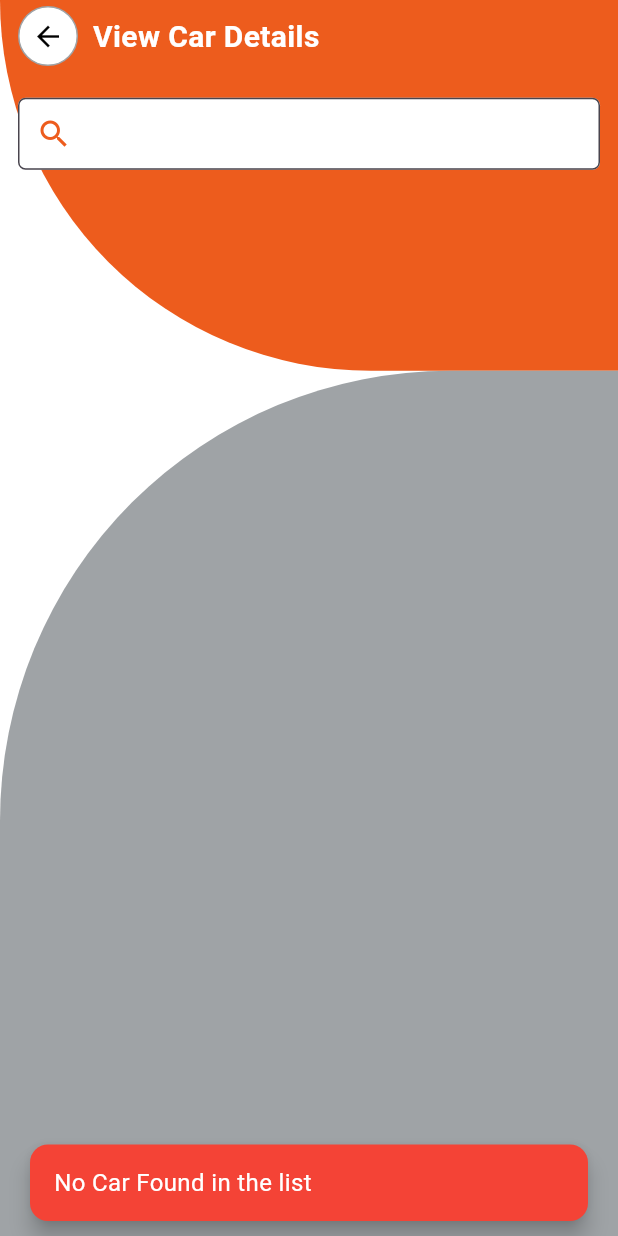
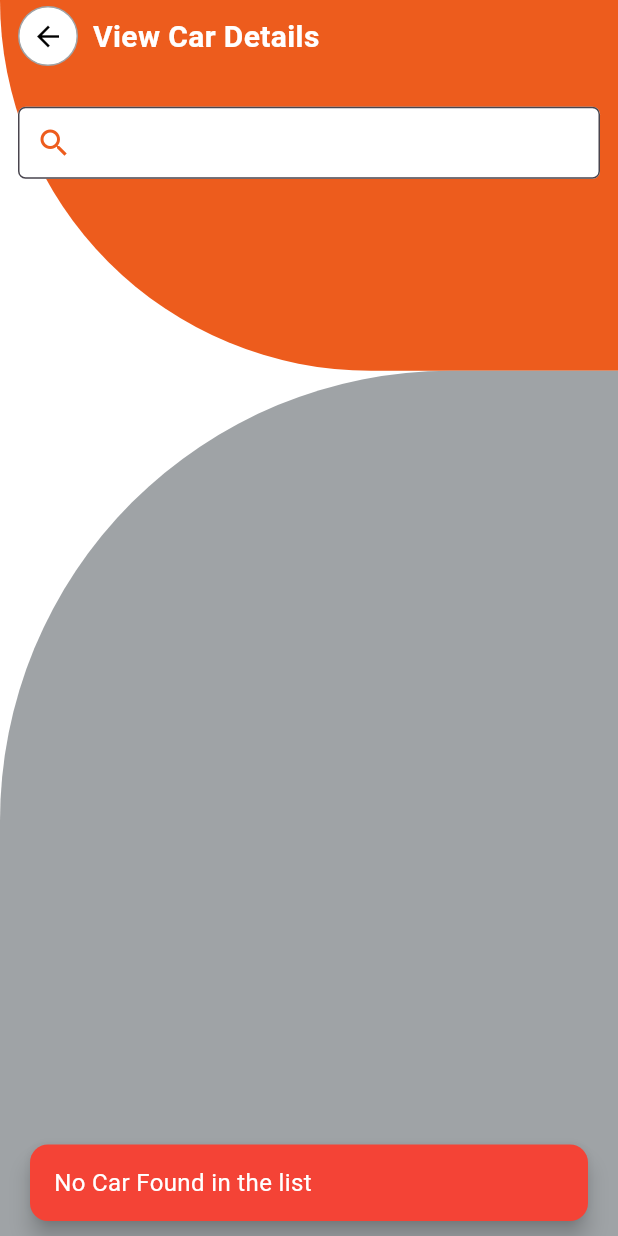
Before and after one commit to sijalneupane/car_rental_system, a Flutter app: the ViewCarListScreen screen opened directly, on a phone screen of 412 x 824 dp. Run offline on Flutter 3.47's test engine with Material 3 defaults, Android fonts, the phone set to English and light mode, and no system bars; our stand-ins replace cloud_firestore, dio, firebase_core, flutter_spinkit, font_awesome_flutter, pin_code_fields and 2 more; accounts and stored records are empty; network calls fail.

Commit message:
car booking page almost completed after creating customcheckbox

```diff
--- a/lib/home.dart
+++ b/lib/home.dart
@@ -98,6 +98,7 @@ class _HomeState extends State<Home> {
       body: SingleChildScrollView(
         child: SafeArea(
           child: PaddingForAllPages(
+
             child: Column(
               mainAxisAlignment: MainAxisAlignment.start,
               crossAxisAlignment: CrossAxisAlignment.start,
--- a/lib/view_car_list_screen.dart
+++ b/lib/view_car_list_screen.dart
@@ -113,8 +113,8 @@ class _ViewCarListScreenState extends State<ViewCarListScreen> {
       child: Column(
         children: [
           PaddingForAllPages(
-            horizontalPadding: 12,
-            verticalPadding: 4,
+            leftPadding: 12,
+            topPadding: 4,
             child: CustomAppBar(
               hasBackButton: true,
               middleChild: CustomText(
--- a/lib/widgets/custom_searchbar.dart
+++ b/lib/widgets/custom_searchbar.dart
@@ -33,7 +33,7 @@ class _CustomSearchbarState extends State<CustomSearchbar> {
         contentPadding: const EdgeInsets.all(8),
         focusedBorder: const OutlineInputBorder(
             borderSide: BorderSide(width: 1, color: primaryColor)),
-        hintStyle: TextStyle(color: greyColor),
+        hintStyle:const TextStyle(color: greyColor),
         alignLabelWithHint: true,
         border: OutlineInputBorder(
           borderRadius: BorderRadius.circular(5),
--- a/lib/widgets/custom_textformfield.dart
+++ b/lib/widgets/custom_textformfield.dart
@@ -44,16 +44,16 @@ class _CustomTextformfieldState extends State<CustomTextformfield> {
   @override
   Widget build(BuildContext context) {
     return Padding(
-      padding: const EdgeInsets.symmetric(vertical: 10),
+      padding: const EdgeInsets.symmetric(vertical: 8),
       child: Column(
         crossAxisAlignment: CrossAxisAlignment.start,
         children: [
           CustomText(
             data: widget.labelText ?? "",
-            fontWeight: FontWeight.bold,
+            fontWeight: FontWeight.w500,
             fontSize: 16,
           ),
-          const SizedBox(height: 10), // Space between label and field
+          const SizedBox(height: 4), // Space between label and field
           TextFormField(
             onChanged:widget.onChanged ,
             focusNode: _focusNode,
--- a/lib/widgets/padding_for_all_pages.dart
+++ b/lib/widgets/padding_for_all_pages.dart
@@ -2,13 +2,29 @@ import 'package:flutter/material.dart';
 
 class PaddingForAllPages extends StatelessWidget {
   Widget? child;
-  double? verticalPadding;
-  double? horizontalPadding ;
-   PaddingForAllPages({super.key,this.child,this.verticalPadding,this.horizontalPadding});
+  double? topPadding;
+  double? rightPadding;
+  double? bottomPadding;
+  double? leftPadding;
+  PaddingForAllPages(
+      {super.key,
+      this.child,
+      this.topPadding,
+      this.rightPadding,
+      this.bottomPadding,
+      this.leftPadding,
+      });
 
   @override
   Widget build(BuildContext context) {
-    return  Padding(padding:   EdgeInsets.symmetric(horizontal:horizontalPadding ?? 12.0,vertical:verticalPadding?? 8),
-    child: child,);
+    return Padding(
+      padding: EdgeInsets.only(
+        top: topPadding ?? 4,
+        right: rightPadding ?? 12.0,
+        bottom: bottomPadding ?? 14,
+        left: leftPadding ?? 12.0,
+      ),
+      child: child,
+    );
   }
 }
--- a/pubspec.yaml
+++ b/pubspec.yaml
@@ -42,6 +42,7 @@ dependencies:
   cloud_firestore: ^5.6.5
   shared_preferences: ^2.5.3
   font_awesome_flutter: ^10.8.0
+  readmore: ^3.0.0
 
 dev_dependencies:
   flutter_test:
```
Also changed, not shown: lib/car_booking_page.dart (+79 -31 lines), lib/car_details_page.dart (+8 -16 lines), lib/core/util/string_utils.dart (+10 -4 lines), lib/widgets/custom_checkbox.dart (added, +52 -0 lines), lib/widgets/custom_date_time_input.dart (+4 -15 lines), pubspec.lock, 4 other files.
